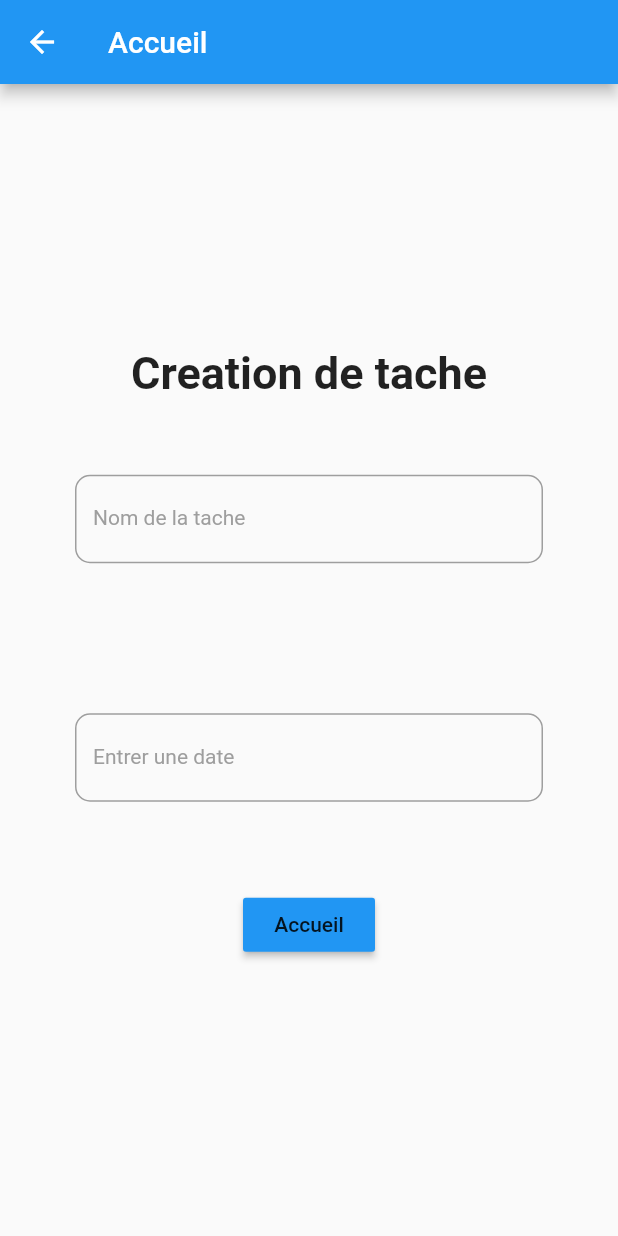
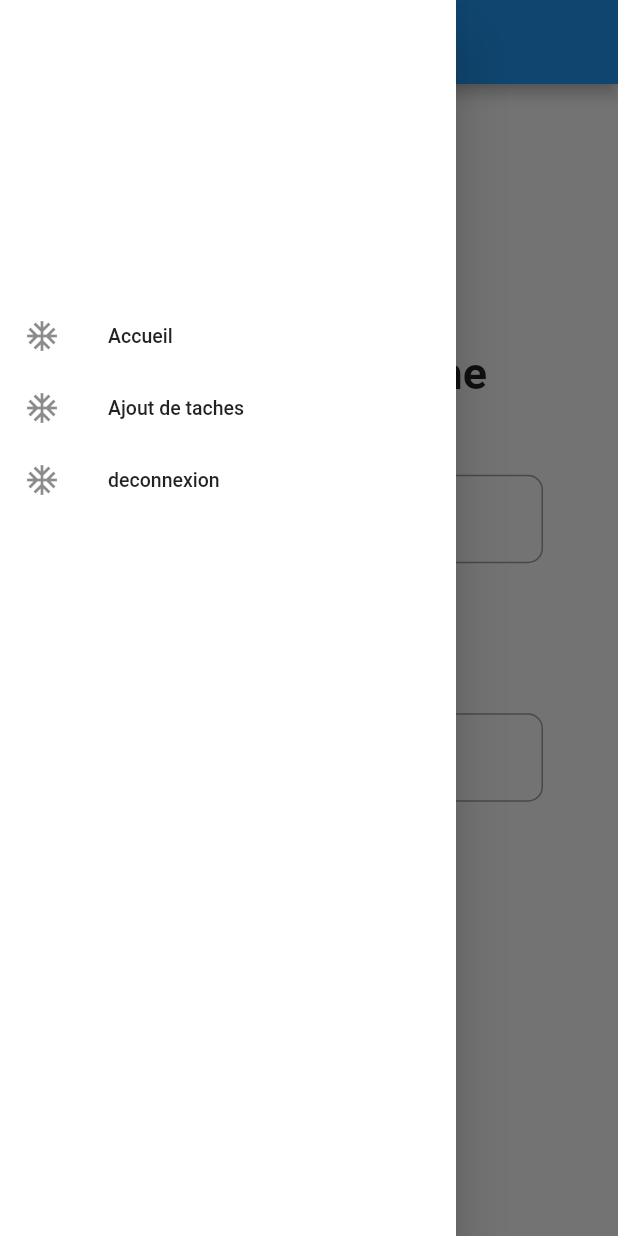
Before and after one commit to Joyce0501/A21-4205N6-KickMyFlutter-Nouteji, a Flutter app: the EcranCreation screen opened by its route, with the side drawer open (before the commit the screen has no drawer), on a phone screen of 412 x 824 dp. Run offline on Flutter 3.47's test engine with Material 2 defaults, Android fonts, the phone set to English and light mode, and no system bars; our stand-ins replace cookie_jar, dio, dio_cookie_manager; missing offline and left inert: dart:ffi; network calls fail.

Commit message:
consultaion d'une tache et mise en place du tiroir de navigation
requete htpp pour le detail dune tache et son affichage

```diff
--- a/kick_my_flutter/lib/ecran_connexion.dart
+++ b/kick_my_flutter/lib/ecran_connexion.dart
@@ -97,7 +97,7 @@ class _EcranConnexionState extends State<EcranConnexion> {
                         Navigator.push(
                           context,
                           MaterialPageRoute(
-                            builder: (context) => EcranCreation(),
+                            builder: (context) => EcranAccueil(),
                           ),
                         );
 
--- a/kick_my_flutter/lib/ecran_creation.dart
+++ b/kick_my_flutter/lib/ecran_creation.dart
@@ -4,6 +4,7 @@ import 'package:flutter/material.dart';
 import 'package:intl/intl.dart';
 import 'package:kick_my_flutter/ecran_accueil.dart';
 import 'package:kick_my_flutter/lib_http.dart';
+import 'package:kick_my_flutter/tiroir_nav.dart';
 import 'package:kick_my_flutter/transfer.dart';
 
 class EcranCreation extends StatefulWidget {
@@ -32,7 +33,7 @@ class _EcranCreationState extends State<EcranCreation> {
     return Scaffold(
       resizeToAvoidBottomInset: false,
       // TODO decommenter la ligne suivante
-      //  drawer: LeTiroir(),
+        drawer: LeTiroir(),
       appBar: AppBar(
         // Here we take the value from the MyHomePage object that was created by
         // the App.build method, and use it to set our appbar title.
--- a/kick_my_flutter/lib/main.dart
+++ b/kick_my_flutter/lib/main.dart
@@ -25,7 +25,7 @@ class MyApp extends StatelessWidget {
       '/ecraninscription': (context) => EcranInscription(),
       '/ecranaccueil': (context) => EcranAccueil(),
       '/ecrancreation': (context) => EcranCreation(),
-      '/ecranconsultation': (context) => EcranConsultation(le_parametre: '',),
+      '/ecranconsultation': (context) => EcranConsultation(le_parametre: 0,),
 
     };
   }
--- /dev/null
+++ b/kick_my_flutter/lib/tiroir_nav.dart
@@ -0,0 +1,84 @@
+import 'package:flutter/material.dart';
+import 'package:kick_my_flutter/ecran_connexion.dart';
+import 'package:kick_my_flutter/ecran_creation.dart';
+
+import 'ecran_accueil.dart';
+
+
+class LeTiroir extends StatefulWidget {
+
+  @override
+  State<StatefulWidget> createState() => LeTiroirState();
+}
+
+class LeTiroirState extends State<LeTiroir> {
+
+
+  @override
+  Widget build(BuildContext context) {
+    var listView = ListView(
+      padding: EdgeInsets.zero,
+      children: <Widget>[
+        Container(height: 200,),
+        ListTile(
+          dense: true,
+          leading: Icon(Icons.ac_unit),
+          title: Text("Accueil"),
+          onTap: () {
+            // TODO ferme le tiroir de navigation
+            Navigator.of(context).pop();
+            Navigator.push(
+              context,
+              MaterialPageRoute(
+                builder: (context) => EcranAccueil(),
+              ),
+            );
+            // Then close the drawer
+          },
+        ),
+
+        // TODO le tiroir de navigation ne peut pointer que vers des
+        // ecran sans paramtre.
+        ListTile(
+          dense: true,
+          leading: Icon(Icons.ac_unit),
+          title: Text("Ajout de taches"),
+          onTap: () {
+            Navigator.of(context).pop();
+            Navigator.push(
+              context,
+              MaterialPageRoute(
+                builder: (context) => EcranCreation(),
+              ),
+            );
+            // Then close the drawer
+          },
+        ),
+
+        ListTile(
+          dense: true,
+          leading: Icon(Icons.ac_unit),
+          title: Text("deconnexion"),
+          onTap: () {
+            Navigator.of(context).pop();
+            Navigator.push(
+              context,
+              MaterialPageRoute(
+                builder: (context) => EcranConnexion(),
+              ),
+            );
+            // Then close the drawer
+          },
+        ),
+
+      ],
+    );
+
+    return Drawer(
+      child: new Container(
+        color: const Color(0xFFFFFFFF),
+        child: listView,
+      ),
+    );
+  }
+}
--- a/kick_my_flutter/lib/transfer.dart
+++ b/kick_my_flutter/lib/transfer.dart
@@ -1,4 +1,6 @@
 
+
+import 'dart:ffi';
 
 import 'package:intl/intl.dart';
 import 'package:json_annotation/json_annotation.dart';
```
Also changed, not shown: kick_my_flutter/lib/ecran_accueil.dart (+34 -1 lines), kick_my_flutter/lib/ecran_consultation.dart (+114 -14 lines), kick_my_flutter/lib/lib_http.dart (+21 -5 lines), kick_my_flutter/lib/transfer.g.dart.
